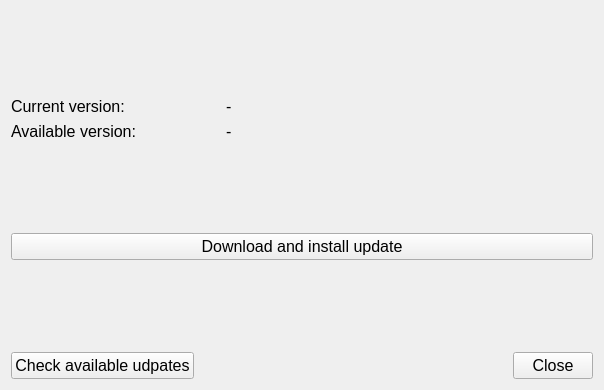
Old version of the form BrokenTC2/Update/UpdateHandler.ui in the repository BrokenGameNoob/BrokenTC2.
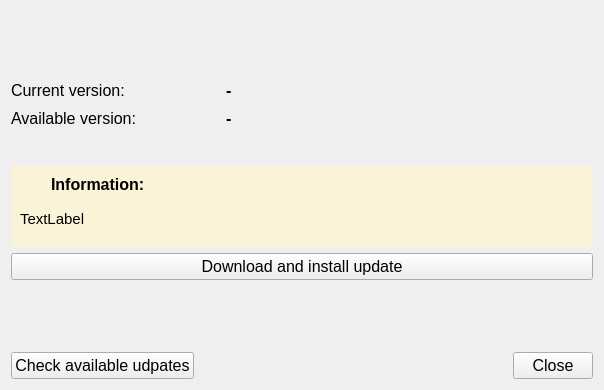
New version of the form.

Commit message: Added message system for update handler

Patch:
```diff
--- a/BrokenTC2/Update/UpdateHandler.ui
+++ b/BrokenTC2/Update/UpdateHandler.ui
@@ -26,87 +26,33 @@
    <enum>Qt::LeftToRight</enum>
   </property>
   <layout class="QGridLayout" name="gridLayout">
-   <item row="0" column="1">
-    <spacer name="verticalSpacer_2">
-     <property name="orientation">
-      <enum>Qt::Vertical</enum>
-     </property>
-     <property name="sizeHint" stdset="0">
-      <size>
-       <width>20</width>
-       <height>74</height>
-      </size>
-     </property>
-    </spacer>
-   </item>
-   <item row="1" column="0">
-    <widget class="QLabel" name="lbl_disp_runningVersion">
-     <property name="text">
-      <string>Current version:</string>
-     </property>
-    </widget>
-   </item>
-   <item row="1" column="2">
-    <widget class="QLabel" name="lbl_runningVersion">
-     <property name="text">
-      <string>-</string>
-     </property>
-    </widget>
-   </item>
-   <item row="1" column="3" rowspan="2">
-    <spacer name="horizontalSpacer_2">
-     <property name="orientation">
-      <enum>Qt::Horizontal</enum>
-     </property>
-     <property name="sizeHint" stdset="0">
-      <size>
-       <width>343</width>
-       <height>20</height>
-      </size>
-     </property>
-    </spacer>
-   </item>
-   <item row="2" column="0">
-    <widget class="QLabel" name="lbl_disp_distVersion">
-     <property name="text">
-      <string>Available version:</string>
-     </property>
-    </widget>
-   </item>
-   <item row="2" column="2">
+   <item row="3" column="2" colspan="2">
     <widget class="QLabel" name="lbl_distVersion">
+     <property name="font">
+      <font>
+       <pointsize>12</pointsize>
+       <bold>true</bold>
+      </font>
+     </property>
      <property name="text">
       <string>-</string>
      </property>
     </widget>
    </item>
-   <item row="3" column="0">
-    <spacer name="verticalSpacer_3">
-     <property name="orientation">
-      <enum>Qt::Vertical</enum>
-     </property>
-     <property name="sizeHint" stdset="0">
-      <size>
-       <width>20</width>
-       <height>75</height>
-      </size>
-     </property>
-    </spacer>
-   </item>
-   <item row="4" column="0" colspan="4">
-    <widget class="QPushButton" name="pb_downloadAndInstall">
+   <item row="1" column="2" rowspan="2" colspan="2">
+    <widget class="QLabel" name="lbl_runningVersion">
      <property name="font">
       <font>
        <pointsize>12</pointsize>
-       <bold>false</bold>
+       <bold>true</bold>
       </font>
      </property>
      <property name="text">
-      <string>Download and install update</string>
+      <string>-</string>
      </property>
     </widget>
    </item>
-   <item row="5" column="0">
+   <item row="7" column="0">
     <spacer name="verticalSpacer">
      <property name="orientation">
       <enum>Qt::Vertical</enum>
@@ -119,20 +65,7 @@
      </property>
     </spacer>
    </item>
-   <item row="6" column="0">
-    <widget class="QPushButton" name="pb_checkAvailable">
-     <property name="font">
-      <font>
-       <pointsize>12</pointsize>
-       <bold>false</bold>
-      </font>
-     </property>
-     <property name="text">
-      <string>Check available udpates</string>
-     </property>
-    </widget>
-   </item>
-   <item row="6" column="3">
+   <item row="8" column="3">
     <layout class="QHBoxLayout" name="hlay_pbbox">
      <item>
       <spacer name="horizontalSpacer">
@@ -171,6 +104,202 @@
      </item>
     </layout>
    </item>
+   <item row="6" column="0" colspan="4">
+    <widget class="QPushButton" name="pb_downloadAndInstall">
+     <property name="font">
+      <font>
+       <pointsize>12</pointsize>
+       <bold>false</bold>
+      </font>
+     </property>
+     <property name="text">
+      <string>Download and install update</string>
+     </property>
+    </widget>
+   </item>
+   <item row="2" column="3">
+    <spacer name="horizontalSpacer_2">
+     <property name="orientation">
+      <enum>Qt::Horizontal</enum>
+     </property>
+     <property name="sizeHint" stdset="0">
+      <size>
+       <width>343</width>
+       <height>20</height>
+      </size>
+     </property>
+    </spacer>
+   </item>
+   <item row="8" column="0">
+    <widget class="QPushButton" name="pb_checkAvailable">
+     <property name="font">
+      <font>
+       <pointsize>12</pointsize>
+       <bold>false</bold>
+      </font>
+     </property>
+     <property name="text">
+      <string>Check available udpates</string>
+     </property>
+    </widget>
+   </item>
+   <item row="1" column="0" rowspan="2">
+    <widget class="QLabel" name="lbl_disp_runningVersion">
+     <property name="text">
+      <string>Current version:</string>
+     </property>
+    </widget>
+   </item>
+   <item row="4" column="0">
+    <spacer name="verticalSpacer_3">
+     <property name="orientation">
+      <enum>Qt::Vertical</enum>
+     </property>
+     <property name="sizeHint" stdset="0">
+      <size>
+       <width>20</width>
+       <height>40</height>
+      </size>
+     </property>
+    </spacer>
+   </item>
+   <item row="0" column="1">
+    <spacer name="verticalSpacer_2">
+     <property name="orientation">
+      <enum>Qt::Vertical</enum>
+     </property>
+     <property name="sizeHint" stdset="0">
+      <size>
+       <width>20</width>
+       <height>74</height>
+      </size>
+     </property>
+    </spacer>
+   </item>
+   <item row="3" column="0">
+    <widget class="QLabel" name="lbl_disp_distVersion">
+     <property name="text">
+      <string>Available version:</string>
+     </property>
+    </widget>
+   </item>
+   <item row="5" column="0" colspan="4">
+    <widget class="QWidget" name="widget_infoBox" native="true">
+     <property name="styleSheet">
+      <string notr="true">background-color: rgb(250,243,216);</string>
+     </property>
+     <layout class="QVBoxLayout" name="verticalLayout">
+      <item>
+       <layout class="QHBoxLayout" name="hlay_infoBoxTitle">
+        <item>
+         <widget class="QLabel" name="lbl_disp_infoPic">
+          <property name="sizePolicy">
+           <sizepolicy hsizetype="Fixed" vsizetype="Fixed">
+            <horstretch>0</horstretch>
+            <verstretch>0</verstretch>
+           </sizepolicy>
+          </property>
+          <property name="minimumSize">
+           <size>
+            <width>0</width>
+            <height>0</height>
+           </size>
+          </property>
+          <property name="maximumSize">
+           <size>
+            <width>25</width>
+            <height>25</height>
+           </size>
+          </property>
+          <property name="text">
+           <string/>
+          </property>
+          <property name="scaledContents">
+           <bool>true</bool>
+          </property>
+         </widget>
+        </item>
+        <item>
+         <widget class="QLabel" name="lbl_disp_infoBox">
+          <property name="font">
+           <font>
+            <pointsize>12</pointsize>
+            <bold>true</bold>
+           </font>
+          </property>
+          <property name="styleSheet">
+           <string notr="true"/>
+          </property>
+          <property name="text">
+           <string>Information:</string>
+          </property>
+         </widget>
+        </item>
+       </layout>
+      </item>
+      <item>
+       <spacer name="verticalSpacer_4">
+        <property name="orientation">
+         <enum>Qt::Vertical</enum>
+        </property>
+        <property name="sizeType">
+         <enum>QSizePolicy::Fixed</enum>
+        </property>
+        <property name="sizeHint" stdset="0">
+         <size>
+          <width>20</width>
+          <height>10</height>
+         </size>
+        </property>
+       </spacer>
+      </item>
+      <item>
+       <widget class="QLabel" name="lbl_infoBox">
+        <property name="font">
+         <font>
+          <pointsize>11</pointsize>
+          <bold>false</bold>
+         </font>
+        </property>
+        <property name="styleSheet">
+         <string notr="true">background-color: argb(255, 255, 255,255);</string>
+        </property>
+        <property name="frameShape">
+         <enum>QFrame::NoFrame</enum>
+        </property>
+        <property name="frameShadow">
+         <enum>QFrame::Plain</enum>
+        </property>
+        <property name="text">
+         <string>TextLabel</string>
+        </property>
+        <property name="alignment">
+         <set>Qt::AlignLeading|Qt::AlignLeft|Qt::AlignTop</set>
+        </property>
+        <property name="wordWrap">
+         <bool>true</bool>
+        </property>
+       </widget>
+      </item>
+      <item>
+       <spacer name="verticalSpacer_5">
+        <property name="orientation">
+         <enum>Qt::Vertical</enum>
+        </property>
+        <property name="sizeType">
+         <enum>QSizePolicy::Fixed</enum>
+        </property>
+        <property name="sizeHint" stdset="0">
+         <size>
+          <width>20</width>
+          <height>10</height>
+         </size>
+        </property>
+       </spacer>
+      </item>
+     </layout>
+    </widget>
+   </item>
   </layout>
  </widget>
  <resources/>
```
The commit also changes 8 other files.
